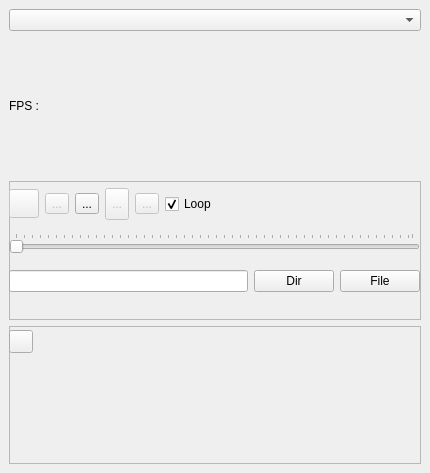
Octets/SeaGoatVision, file SeaGoatVision/client/qt/uifiles/WinMedia.ui: the form before one commit.
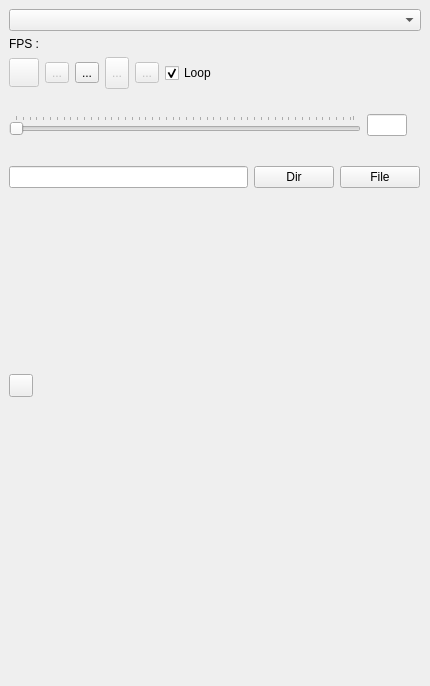
The form after the commit. Icons and pictures are not drawn.

Commit message: Begin to get information from media like fps and max frame.

```diff
--- a/SeaGoatVision/client/qt/uifiles/WinMedia.ui
+++ b/SeaGoatVision/client/qt/uifiles/WinMedia.ui
@@ -10,7 +10,7 @@
     <x>0</x>
     <y>0</y>
     <width>430</width>
-    <height>473</height>
+    <height>686</height>
    </rect>
   </property>
   <property name="minimumSize">
@@ -32,7 +32,10 @@
     </item>
     <item>
      <layout class="QGridLayout" name="gridLayout_2">
-      <item row="0" column="0">
+      <property name="sizeConstraint">
+       <enum>QLayout::SetMaximumSize</enum>
+      </property>
+      <item row="1" column="0">
        <layout class="QHBoxLayout" name="horizontalLayout">
         <property name="sizeConstraint">
          <enum>QLayout::SetDefaultConstraint</enum>
@@ -40,7 +43,7 @@
         <item>
          <widget class="QLabel" name="label_6">
           <property name="sizePolicy">
-           <sizepolicy hsizetype="Preferred" vsizetype="Minimum">
+           <sizepolicy hsizetype="Preferred" vsizetype="Maximum">
             <horstretch>0</horstretch>
             <verstretch>0</verstretch>
            </sizepolicy>
@@ -59,7 +62,7 @@
         <item>
          <widget class="QLabel" name="lblFPS">
           <property name="sizePolicy">
-           <sizepolicy hsizetype="MinimumExpanding" vsizetype="Minimum">
+           <sizepolicy hsizetype="MinimumExpanding" vsizetype="Maximum">
             <horstretch>0</horstretch>
             <verstretch>0</verstretch>
            </sizepolicy>
@@ -82,16 +85,19 @@
     <item>
      <widget class="QFrame" name="frame_video">
       <property name="frameShape">
-       <enum>QFrame::StyledPanel</enum>
+       <enum>QFrame::NoFrame</enum>
       </property>
       <property name="frameShadow">
-       <enum>QFrame::Raised</enum>
+       <enum>QFrame::Plain</enum>
+      </property>
+      <property name="lineWidth">
+       <number>0</number>
       </property>
       <widget class="QWidget" name="layoutWidget_2">
        <property name="geometry">
         <rect>
          <x>0</x>
-         <y>80</y>
+         <y>100</y>
          <width>411</width>
          <height>41</height>
         </rect>
@@ -130,7 +136,7 @@
          <x>0</x>
          <y>0</y>
          <width>411</width>
-         <height>80</height>
+         <height>98</height>
         </rect>
        </property>
        <layout class="QVBoxLayout" name="verticalLayout_5">
@@ -264,6 +270,8 @@
          </layout>
         </item>
         <item>
+         <layout class="QHBoxLayout" name="horizontalLayout_5">
+          <item>
          <widget class="QSlider" name="timeslider">
           <property name="enabled">
            <bool>false</bool>
@@ -279,6 +287,31 @@
           </property>
          </widget>
         </item>
+          <item>
+           <widget class="QLineEdit" name="txtframe">
+            <property name="minimumSize">
+             <size>
+              <width>40</width>
+              <height>0</height>
+             </size>
+            </property>
+            <property name="maximumSize">
+             <size>
+              <width>40</width>
+              <height>16777215</height>
+             </size>
+            </property>
+           </widget>
+          </item>
+          <item>
+           <widget class="QLabel" name="lblframe">
+            <property name="text">
+             <string/>
+            </property>
+           </widget>
+          </item>
+         </layout>
+        </item>
        </layout>
       </widget>
      </widget>
@@ -292,10 +325,13 @@
        </size>
       </property>
       <property name="frameShape">
-       <enum>QFrame::StyledPanel</enum>
+       <enum>QFrame::NoFrame</enum>
       </property>
       <property name="frameShadow">
-       <enum>QFrame::Raised</enum>
+       <enum>QFrame::Plain</enum>
+      </property>
+      <property name="lineWidth">
+       <number>0</number>
       </property>
       <widget class="QWidget" name="verticalLayoutWidget">
        <property name="geometry">
```
Left out of the diff: 3 changed lines with no effect on the pictures. Lines whose indentation alone changed are shown as unchanged. The commit also changes 4 other files.
